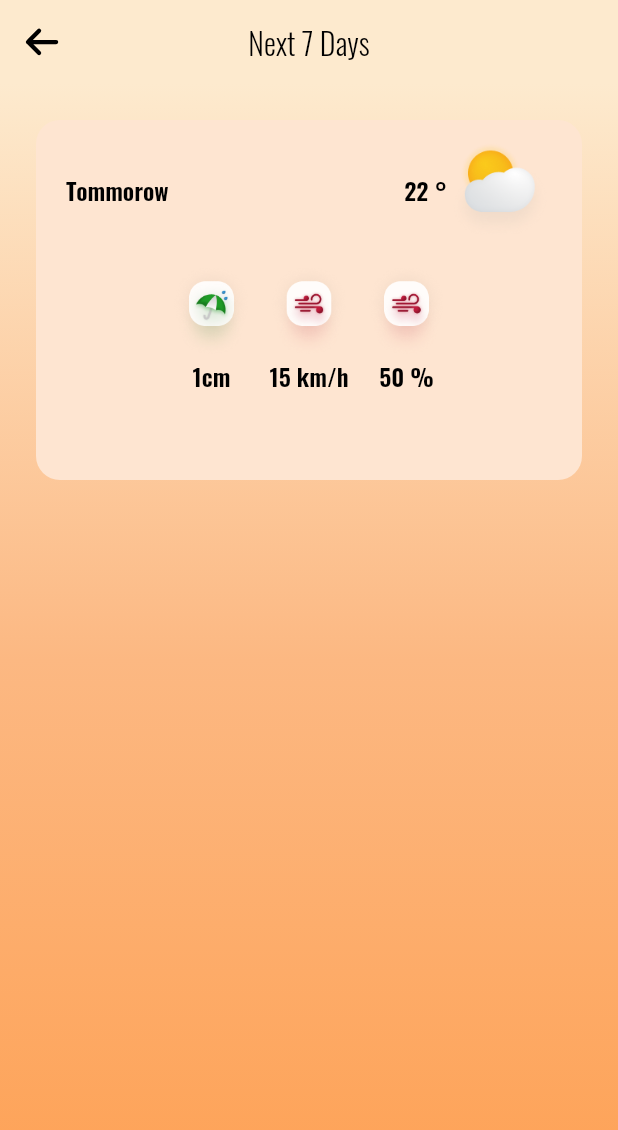
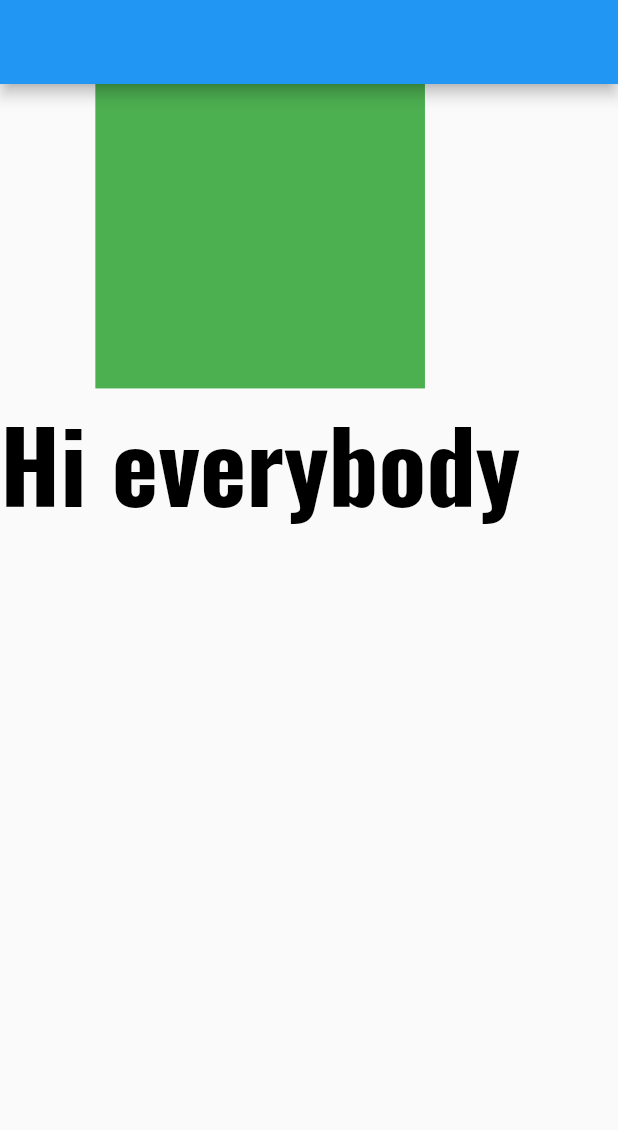
Before and after one commit to Abdusamad98/flutter_bootcamp_1, a Flutter app: the screen it shows after launch, on a phone screen of 412 x 824 dp. Shown: the top 1130 px of the screen. Run offline on Flutter 3.47's test engine with Material 2 defaults, Android fonts, the phone set to English and light mode, and no system bars; our stand-ins replace flutter_screenutil, flutter_svg.

Commit message:
add: new screen added

```diff
--- a/lib/main.dart
+++ b/lib/main.dart
@@ -3,144 +3,50 @@ import 'package:flutter/services.dart';
 import 'package:flutter_bootcamp_1/utils/colors.dart';
 import 'package:flutter_bootcamp_1/utils/icons.dart';
 import 'package:flutter_bootcamp_1/utils/styles.dart';
+import 'package:flutter_screenutil/flutter_screenutil.dart';
 import 'package:flutter_svg/flutter_svg.dart';
 
 void main() => runApp(MyApp());
 
 class MyApp extends StatelessWidget {
-  const MyApp({Key? key}) : super(key: key);
-
   @override
   Widget build(BuildContext context) {
     return MaterialApp(
       debugShowCheckedModeBanner: false,
-      home: Scaffold(
-          appBar: AppBar(
-            systemOverlayStyle: SystemUiOverlayStyle(
-              statusBarColor: MyColors.C_FDEACE,
-              statusBarIconBrightness: Brightness.light,
-              statusBarBrightness: Brightness.light,
-            ),
-            elevation: 0.0,
-            backgroundColor: MyColors.C_FDEACE,
-            leading: Container(
-                margin: EdgeInsets.all(7),
-                child: SvgPicture.asset(MyIcons.backArrow)),
-            title: Text(
-              "Next 7 Days",
-              style: MyTextStyles.oswaldExtraLight300.copyWith(fontSize: 20),
-            ),
-            centerTitle: true,
-          ),
-          body: Container(
-            width: double.infinity,
-            height: double.infinity,
-            decoration: BoxDecoration(
-              gradient: LinearGradient(
-                begin: Alignment.topRight,
-                end: Alignment.bottomRight,
-                colors: [
-                  MyColors.C_FDEACE,
-                  MyColors.C_FCB882,
-                  MyColors.C_FEA052,
-                ],
-              ),
-            ),
-            child: Container(
-              margin: EdgeInsets.all(24),
-              child: Column(
-                mainAxisAlignment: MainAxisAlignment.spaceBetween,
-                children: [
-                  Expanded(
-                      flex: 1,
-                      child: Container(
-                        decoration: BoxDecoration(
-                            color: MyColors.C_FEE5D1,
-                            borderRadius: BorderRadius.circular(16)),
-                        child: Column(
-                          crossAxisAlignment: CrossAxisAlignment.center,
-                          children: [
-                            Container(
-                              margin: EdgeInsets.symmetric(
-                                  horizontal: 20, vertical: 12),
-                              child: Row(
-                                children: [
-                                  Text(
-                                    "Tommorow",
-                                    style: MyTextStyles.oswaldSemiBold600
-                                        .copyWith(fontSize: 16),
-                                  ),
-                                  Expanded(child: SizedBox()),
-                                  Text(
-                                    "22 °",
-                                    style: MyTextStyles.oswaldSemiBold600
-                                        .copyWith(fontSize: 16),
-                                  ),
-                                  Image.asset(
-                                    MyIcons.image1,
-                                    width: 70,
-                                    height: 70,
-                                  ),
-                                ],
-                              ),
-                            ),
-                            Container(
-                              child: Row(
-                                mainAxisAlignment: MainAxisAlignment.center,
-                                children: [
-                                  Column(
-                                    children: [
-                                      Image.asset(
-                                        MyIcons.image2,
-                                        width: 65,
-                                        height: 65,
-                                      ),
-                                      Text(
-                                        "1cm",
-                                        style: MyTextStyles.oswaldSemiBold600
-                                            .copyWith(fontSize: 16),
-                                      ),
-                                    ],
-                                  ),
-                                  Column(
-                                    children: [
-                                      Image.asset(
-                                        MyIcons.image3,
-                                        width: 65,
-                                        height: 65,
-                                      ),
-                                      Text(
-                                        "15 km/h",
-                                        style: MyTextStyles.oswaldSemiBold600
-                                            .copyWith(fontSize: 16),
-                                      ),
-                                    ],
-                                  ),
-                                  Column(
-                                    children: [
-                                      Image.asset(
-                                        MyIcons.image3,
-                                        width: 65,
-                                        height: 65,
-                                      ),
-                                      Text(
-                                        "50 %",
-                                        style: MyTextStyles.oswaldSemiBold600
-                                            .copyWith(fontSize: 16),
-                                      ),
-                                    ],
-                                  ),
-                                ],
-                              ),
-                            ),
-                          ],
-                        ),
-                      )),
-                  Expanded(flex: 2, child: Container())
-                ],
-              ),
-            ),
-          )),
+      title: 'Flutter_ScreenUtil',
+      theme: ThemeData(
+        primarySwatch: Colors.blue,
+      ),
+      home: HomePage(),
     );
   }
 }
+
+class HomePage extends StatelessWidget {
+  const HomePage({Key? key}) : super(key: key);
+
+  @override
+  Widget build(BuildContext context) {
+    print("WIDTH:${MediaQuery.of(context).size.width}");
+    print("HEIGHT:${MediaQuery.of(context).size.height}");
+    ScreenUtil.init(context, designSize: const Size(375, 812));
+    //375 812  411 630
+    return Scaffold(
+      appBar: AppBar(),
+      body: Column(
+        children: [
+          Container(
+            padding: EdgeInsets.all(30.r),
+            height: 200.h,
+            width: 200.w,
+            color: Colors.green,
+          ),
+          Text(
+            "Hi everybody",
+            style: MyTextStyles.oswaldBold700.copyWith(fontSize: 60.sp),
+          )
+        ],
+      ),
+    );
+  }
+}
--- a/pubspec.yaml
+++ b/pubspec.yaml
@@ -35,6 +35,7 @@ dependencies:
   # Use with the CupertinoIcons class for iOS style icons.
   cupertino_icons: ^1.0.2
   flutter_svg: ^1.1.0
+  flutter_screenutil: ^5.5.3+2
 
 dev_dependencies:
   flutter_test:
@@ -46,6 +47,7 @@ dev_dependencies:
   # package. See that file for information about deactivating specific lint
   # rules and activating additional ones.
   flutter_lints: ^2.0.0
+
 
 
 # For information on the generic Dart part of this file, see the
```
Also changed, not shown: lib/screen_5_23.06.dart (added, +58 -0 lines), pubspec.lock.
